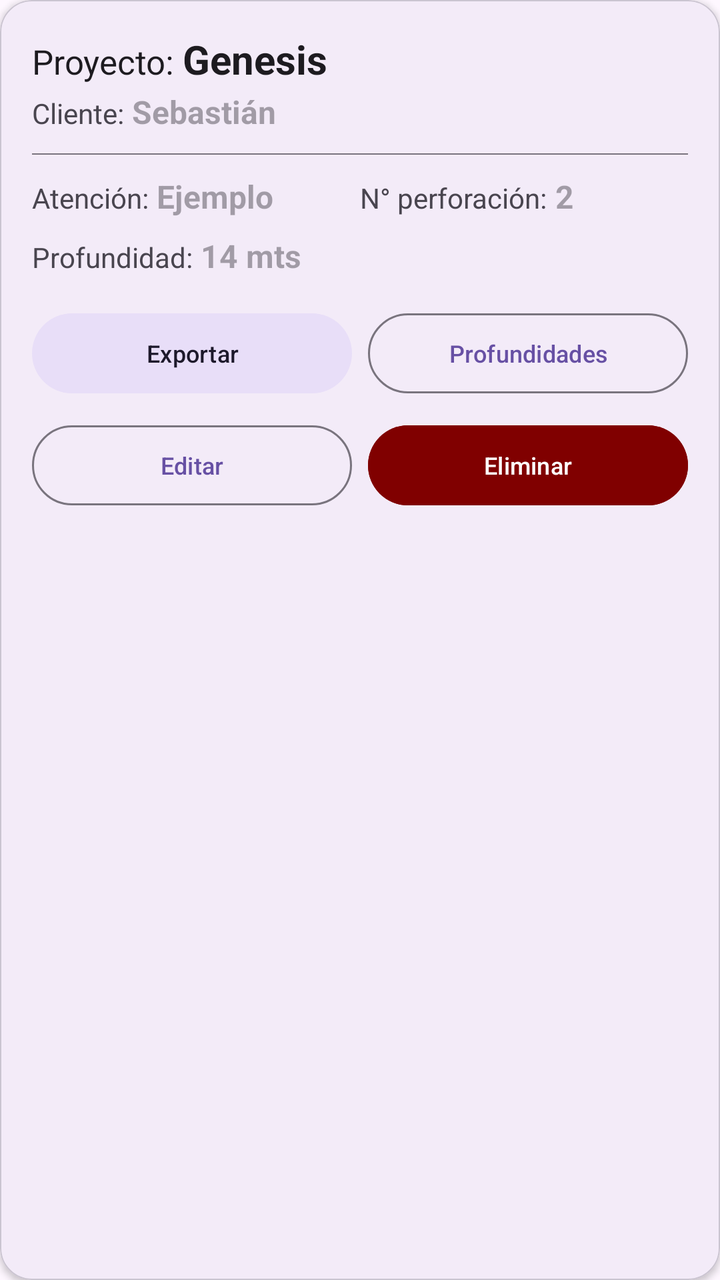
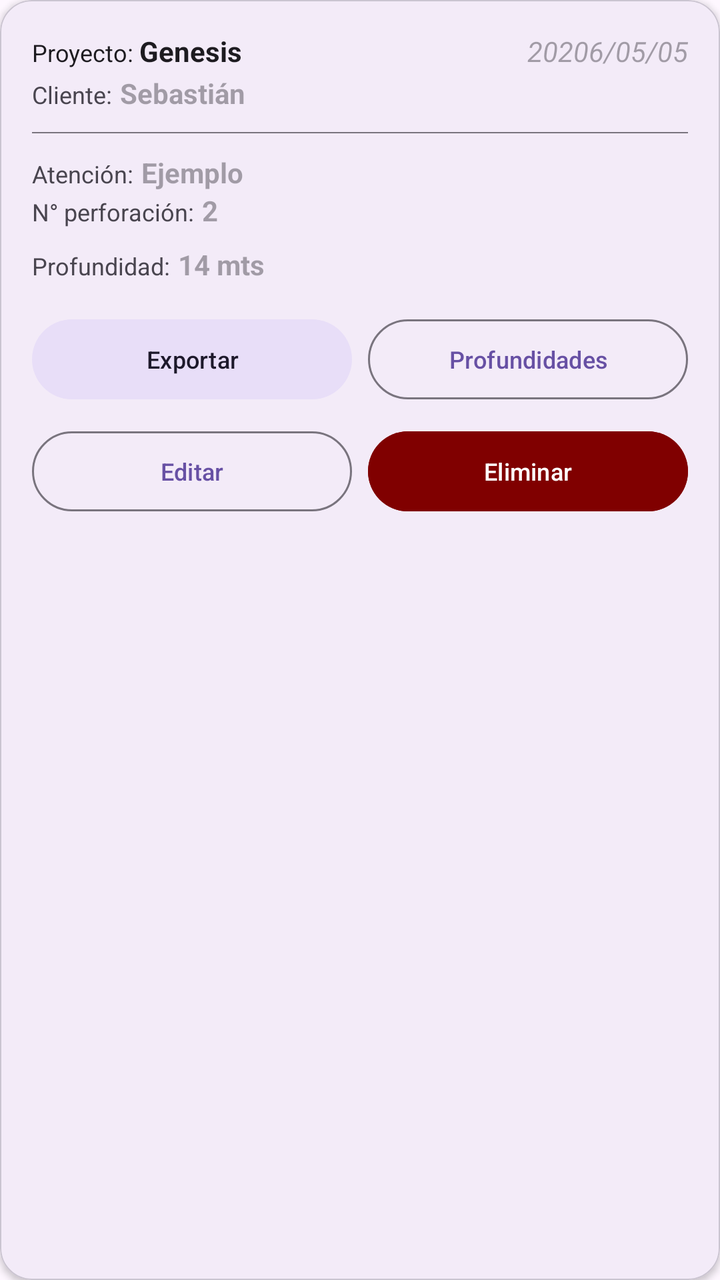

Two renders of the same Android screen: before a commit and after it. Below are the layout's source before the change and the commit's diff.
<!-- AndroidManifest.xml: application theme Base.Theme.Proyecto_German -->
<!-- res/layout/item_perforacion.xml -->
<?xml version="1.0" encoding="utf-8"?>
<com.google.android.material.card.MaterialCardView xmlns:android="http://schemas.android.com/apk/res/android"
    xmlns:app="http://schemas.android.com/apk/res-auto"
    android:layout_width="match_parent"
    android:layout_height="wrap_content"
    android:layout_marginHorizontal="12dp"
    android:layout_marginVertical="6dp"
    app:cardCornerRadius="16dp"
    app:cardElevation="2dp"
    app:strokeWidth="0.5dp"
    app:strokeColor="?attr/colorOutlineVariant">

    <LinearLayout
        android:layout_width="match_parent"
        android:layout_height="wrap_content"
        android:orientation="vertical"
        android:padding="16dp">
        <LinearLayout
            android:layout_width="match_parent"
            android:layout_height="wrap_content"
            android:orientation="horizontal">
            <TextView
                android:id="@+id/proyecto"
                android:layout_width="wrap_content"
                android:layout_height="wrap_content"
                android:text="Proyecto: "
                android:textSize="17sp"
                android:textColor="?attr/colorOnSurface" />
            <TextView
                android:id="@+id/proyecto_value"
                android:layout_width="wrap_content"
                android:layout_height="wrap_content"
                android:text="Genesis"
                android:textSize="20sp"
                android:textStyle="bold"
                android:textColor="?attr/colorOnSurface" />
        </LinearLayout>


        <LinearLayout
            android:layout_width="match_parent"
            android:layout_height="wrap_content"
            android:orientation="horizontal"
            android:layout_marginTop="2dp"
            android:layout_marginBottom="10dp">
            <TextView
                android:id="@+id/cliente"
                android:layout_width="wrap_content"
                android:layout_height="wrap_content"
                android:text="Cliente:"
                android:textSize="14sp"
                android:textColor="?attr/colorOnSurfaceVariant"
                android:layout_marginEnd="4dp"/>
            <TextView
                android:id="@+id/valor_cliente"
                android:layout_width="wrap_content"
                android:layout_height="wrap_content"
                android:hint="Sebastián"
                android:textSize="16sp"
                android:textStyle="bold"
                android:textColor="?attr/colorOnSurface" />
        </LinearLayout>

        <View
            android:layout_width="match_parent"
            android:layout_height="0.5dp"
            android:background="@color/outline"
            android:layout_marginBottom="10dp" />

        <LinearLayout
            android:layout_width="match_parent"
            android:layout_height="wrap_content"
            android:orientation="horizontal"
            android:layout_marginBottom="8dp">

            <LinearLayout
                android:layout_width="0dp"
                android:layout_height="wrap_content"
                android:layout_weight="1"
                android:orientation="horizontal">
                <TextView
                    android:id="@+id/atencion"
                    android:layout_width="wrap_content"
                    android:layout_height="wrap_content"
                    android:text="Atención:"
                    android:textSize="14sp"
                    android:textColor="?attr/colorOnSurfaceVariant"
                    android:layout_marginEnd="4dp"/>
                <TextView
                    android:id="@+id/valor_atencion"
                    android:layout_width="wrap_content"
                    android:layout_height="wrap_content"
                    android:hint="Ejemplo"
                    android:textSize="16sp"
                    android:textStyle="bold"
                    android:textColor="?attr/colorOnSurface"/>
            </LinearLayout>

            <LinearLayout
                android:layout_width="0dp"
                android:layout_height="wrap_content"
                android:layout_weight="1"
                android:orientation="horizontal">
                <TextView
                    android:id="@+id/numero_perforacion"
                    android:layout_width="wrap_content"
                    android:layout_height="wrap_content"
                    android:text="N° perforación:"
                    android:textSize="14sp"
                    android:textColor="?attr/colorOnSurfaceVariant"
                    android:layout_marginEnd="4dp"/>
                <TextView
                    android:id="@+id/valor_numero_perforacion"
                    android:layout_width="wrap_content"
                    android:layout_height="wrap_content"
                    android:hint="2"
                    android:textStyle="bold"
                    android:textSize="16sp"
                    android:textColor="?attr/colorOnSurface" />
            </LinearLayout>
        </LinearLayout>

        <LinearLayout
            android:layout_width="match_parent"
            android:layout_height="wrap_content"
            android:orientation="horizontal"
            android:layout_marginBottom="14dp">
            <TextView
                android:id="@+id/profundiad"
                android:layout_width="wrap_content"
                android:layout_height="wrap_content"
                android:text="Profundidad:"
                android:textSize="14sp"
                android:textColor="?attr/colorOnSurfaceVariant"
                android:layout_marginEnd="4dp"/>
            <TextView
                android:id="@+id/valor_profundiad"
                android:layout_width="wrap_content"
                android:layout_height="wrap_content"
                android:hint="14 mts"
                android:textSize="16sp"
                android:textStyle="bold"
                android:textColor="?attr/colorOnSurface" />
        </LinearLayout>

        <LinearLayout
            android:id="@+id/contendor_botones"
            android:layout_width="match_parent"
            android:layout_height="wrap_content"
            android:orientation="horizontal">

            <com.google.android.material.button.MaterialButton
                android:id="@+id/btnExportar"
                style="@style/Widget.Material3.Button.TonalButton"
                android:layout_width="0dp"
                android:layout_height="wrap_content"
                android:layout_weight="1"
                android:layout_marginEnd="4dp"
                android:text="Exportar"
                android:textSize="12sp"
                app:iconSize="16dp" />

            <com.google.android.material.button.MaterialButton
                android:id="@+id/btnVerProfundidades"
                style="@style/Widget.Material3.Button.OutlinedButton"
                android:layout_width="0dp"
                android:layout_height="wrap_content"
                android:layout_weight="1"
                android:layout_marginStart="4dp"
                android:text="Profundidades"
                android:textSize="12sp" />
        </LinearLayout>

        <LinearLayout
            android:layout_width="match_parent"
            android:layout_height="wrap_content"
            android:layout_marginTop="8dp"
            android:orientation="horizontal">

            <com.google.android.material.button.MaterialButton
                android:id="@+id/btnEditarProfundidad"
                style="@style/Widget.Material3.Button.OutlinedButton"
                android:layout_width="0dp"
                android:layout_height="wrap_content"
                android:layout_weight="1"
                android:layout_marginEnd="4dp"
                android:text="Editar"
                android:textSize="12sp" />

            <com.google.android.material.button.MaterialButton
                android:id="@+id/btnEliminarProfundidad"
                android:layout_width="0dp"
                android:layout_height="wrap_content"
                android:layout_weight="1"
                android:layout_marginStart="4dp"
                android:backgroundTint="@color/bordo"
                android:textColor="@color/white"
                android:text="Eliminar"
                android:textSize="12sp" />
        </LinearLayout>
    </LinearLayout>
</com.google.android.material.card.MaterialCardView>
<!-- resources referenced by this layout -->
<resources>
  <color name="bordo">#800000</color>
  <color name="outline">#79747E</color>
  <color name="white">#FFFFFFFF</color>
  <style name="Base.Theme.Proyecto_German" parent="Theme.Material3.DayNight.NoActionBar">
          
          
      </style>
</resources>

<!-- the commit's change to res/layout/item_perforacion.xml (unified diff, before → after) -->
@@ -24,16 +24,30 @@
                 android:layout_width="wrap_content"
                 android:layout_height="wrap_content"
                 android:text="Proyecto: "
-                android:textSize="17sp"
+                android:textSize="12sp"
                 android:textColor="?attr/colorOnSurface" />
             <TextView
                 android:id="@+id/proyecto_value"
                 android:layout_width="wrap_content"
                 android:layout_height="wrap_content"
                 android:text="Genesis"
-                android:textSize="20sp"
+                android:textSize="14sp"
                 android:textStyle="bold"
                 android:textColor="?attr/colorOnSurface" />
+
+            <TextView
+                android:id="@+id/fecha_value"
+                android:layout_width="wrap_content"
+                android:layout_height="wrap_content"
+                android:hint="20206/05/05"
+                android:textSize="14sp"
+                android:textStyle="italic"
+                android:textColor="?attr/colorOnSurfaceVariant"
+                android:gravity="end"
+                android:layout_weight="1"
+                android:layout_marginLeft="1dp"
+               />
+
         </LinearLayout>
 
 
@@ -48,7 +62,7 @@
                 android:layout_width="wrap_content"
                 android:layout_height="wrap_content"
                 android:text="Cliente:"
-                android:textSize="14sp"
+                android:textSize="12sp"
                 android:textColor="?attr/colorOnSurfaceVariant"
                 android:layout_marginEnd="4dp"/>
             <TextView
@@ -56,7 +70,7 @@
                 android:layout_width="wrap_content"
                 android:layout_height="wrap_content"
                 android:hint="Sebastián"
-                android:textSize="16sp"
+                android:textSize="14sp"
                 android:textStyle="bold"
                 android:textColor="?attr/colorOnSurface" />
         </LinearLayout>
@@ -70,11 +84,11 @@
         <LinearLayout
             android:layout_width="match_parent"
             android:layout_height="wrap_content"
-            android:orientation="horizontal"
+            android:orientation="vertical"
             android:layout_marginBottom="8dp">
 
             <LinearLayout
-                android:layout_width="0dp"
+                android:layout_width="match_parent"
                 android:layout_height="wrap_content"
                 android:layout_weight="1"
                 android:orientation="horizontal">
@@ -83,7 +97,7 @@
                     android:layout_width="wrap_content"
                     android:layout_height="wrap_content"
                     android:text="Atención:"
-                    android:textSize="14sp"
+                    android:textSize="12sp"
                     android:textColor="?attr/colorOnSurfaceVariant"
                     android:layout_marginEnd="4dp"/>
                 <TextView
@@ -91,13 +105,13 @@
                     android:layout_width="wrap_content"
                     android:layout_height="wrap_content"
                     android:hint="Ejemplo"
-                    android:textSize="16sp"
+                    android:textSize="14sp"
                     android:textStyle="bold"
                     android:textColor="?attr/colorOnSurface"/>
             </LinearLayout>
 
             <LinearLayout
-                android:layout_width="0dp"
+                android:layout_width="match_parent"
                 android:layout_height="wrap_content"
                 android:layout_weight="1"
                 android:orientation="horizontal">
@@ -106,7 +120,7 @@
                     android:layout_width="wrap_content"
                     android:layout_height="wrap_content"
                     android:text="N° perforación:"
-                    android:textSize="14sp"
+                    android:textSize="12sp"
                     android:textColor="?attr/colorOnSurfaceVariant"
                     android:layout_marginEnd="4dp"/>
                 <TextView
@@ -115,7 +129,7 @@
                     android:layout_height="wrap_content"
                     android:hint="2"
                     android:textStyle="bold"
-                    android:textSize="16sp"
+                    android:textSize="14sp"
                     android:textColor="?attr/colorOnSurface" />
             </LinearLayout>
         </LinearLayout>
@@ -130,7 +144,7 @@
                 android:layout_width="wrap_content"
                 android:layout_height="wrap_content"
                 android:text="Profundidad:"
-                android:textSize="14sp"
+                android:textSize="12sp"
                 android:textColor="?attr/colorOnSurfaceVariant"
                 android:layout_marginEnd="4dp"/>
             <TextView
@@ -138,7 +152,7 @@
                 android:layout_width="wrap_content"
                 android:layout_height="wrap_content"
                 android:hint="14 mts"
-                android:textSize="16sp"
+                android:textSize="14sp"
                 android:textStyle="bold"
                 android:textColor="?attr/colorOnSurface" />
         </LinearLayout>
